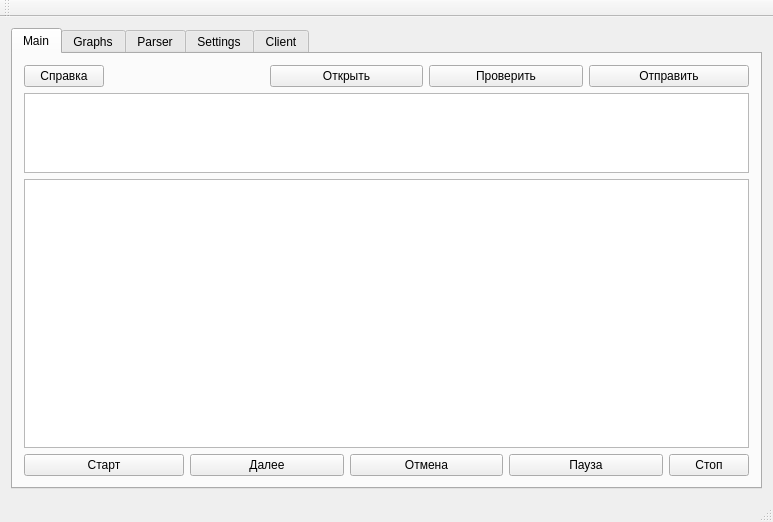
fsvymk/graphs, file graphs.ui: the form before one commit.
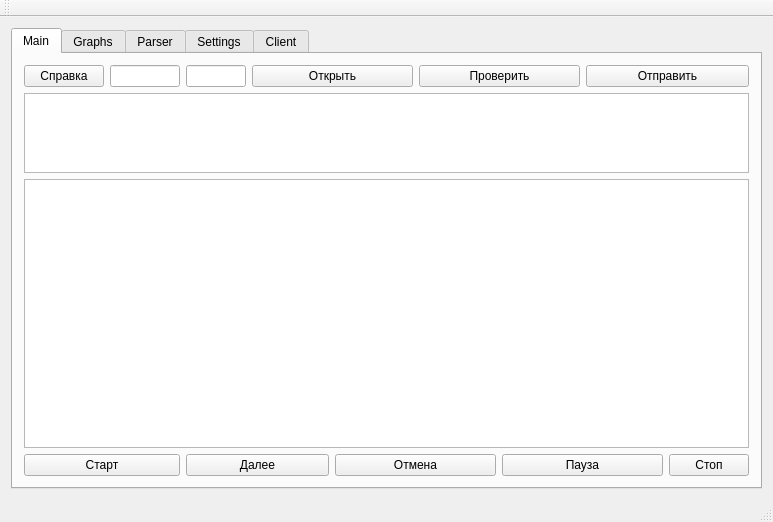
The form after the commit. The open tabs and pages were chosen to show the change. Custom widgets are drawn as their Qt base class.

Patch:
```diff
--- a/graphs.ui
+++ b/graphs.ui
@@ -104,6 +104,26 @@
           </property>
          </widget>
         </item>
+        <item row="0" column="1">
+         <widget class="QLineEdit" name="line_datagrams">
+          <property name="maximumSize">
+           <size>
+            <width>70</width>
+            <height>16777215</height>
+           </size>
+          </property>
+         </widget>
+        </item>
+        <item row="0" column="2">
+         <widget class="QLineEdit" name="line_maxdata">
+          <property name="maximumSize">
+           <size>
+            <width>60</width>
+            <height>16777215</height>
+           </size>
+          </property>
+         </widget>
+        </item>
        </layout>
       </widget>
       <widget class="QWidget" name="tab_2">
```
Left out of the diff: 4 changed lines with no effect on the pictures.
